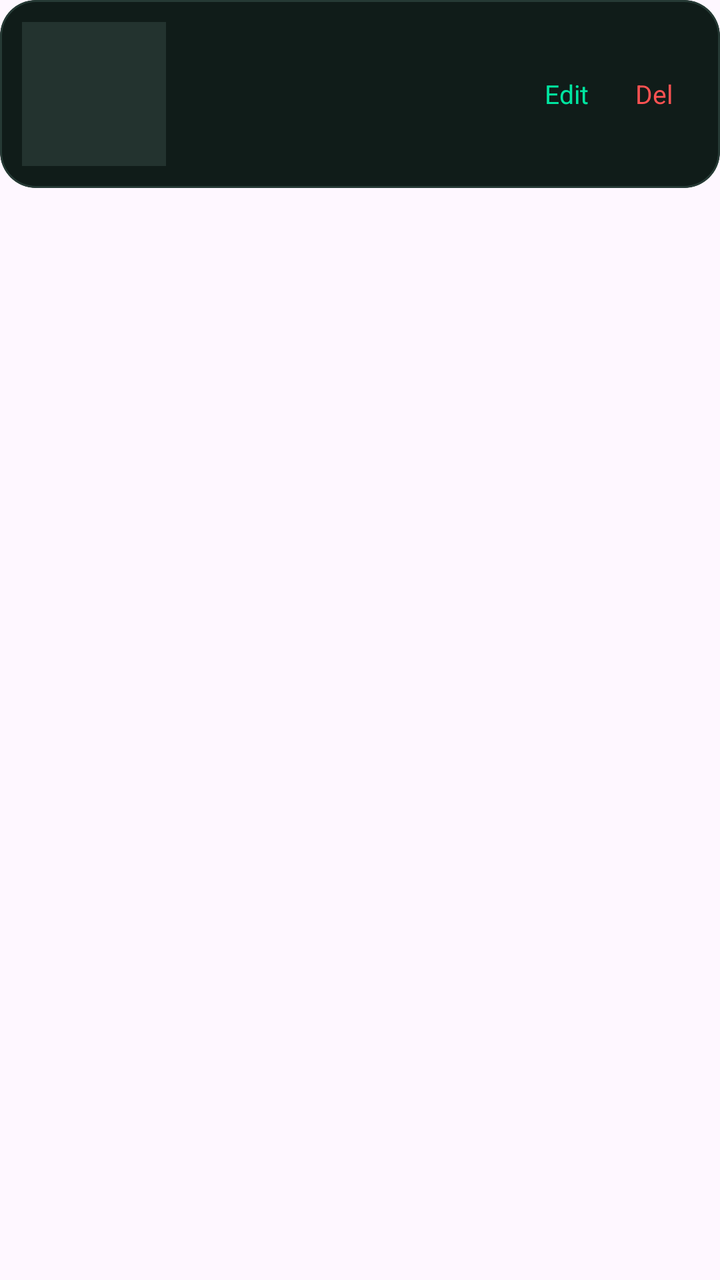
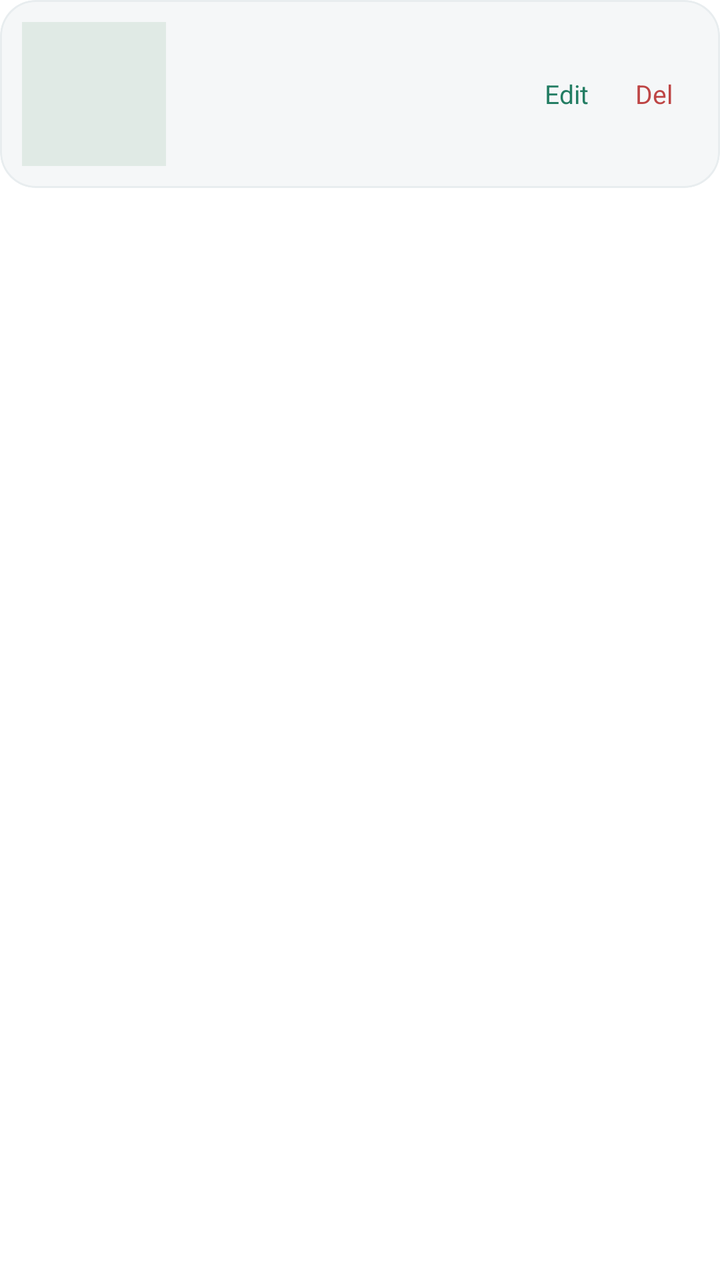

Before-and-after screenshots of an Android layout around one commit, followed by the original layout XML and the change that was made.
<!-- AndroidManifest.xml: application theme Theme.InspireFaceExample -->
<!-- res/layout/item_face_record.xml -->
<?xml version="1.0" encoding="utf-8"?>
<FrameLayout xmlns:android="http://schemas.android.com/apk/res/android"
    xmlns:app="http://schemas.android.com/apk/res-auto"
    android:layout_width="match_parent"
    android:layout_height="wrap_content"
    android:paddingBottom="10dp">

    <com.google.android.material.card.MaterialCardView
        android:layout_width="match_parent"
        android:layout_height="wrap_content"
        app:cardBackgroundColor="@color/home_surface"
        app:cardCornerRadius="18dp"
        app:cardElevation="0dp"
        app:strokeColor="@color/home_stroke"
        app:strokeWidth="1dp">

        <LinearLayout
            android:layout_width="match_parent"
            android:layout_height="wrap_content"
            android:gravity="center_vertical"
            android:minHeight="94dp"
            android:orientation="horizontal"
            android:padding="11dp">

            <ImageView
                android:id="@+id/faceCrop"
                android:layout_width="72dp"
                android:layout_height="72dp"
                android:background="@color/compare_ring_track"
                android:contentDescription="@string/stored_face_crop"
                android:scaleType="centerCrop" />

            <LinearLayout
                android:layout_width="0dp"
                android:layout_height="wrap_content"
                android:layout_marginStart="13dp"
                android:layout_weight="1"
                android:orientation="vertical">

                <TextView
                    android:id="@+id/faceName"
                    android:layout_width="match_parent"
                    android:layout_height="wrap_content"
                    android:maxLines="1"
                    android:textColor="@color/white"
                    android:textSize="16sp"
                    android:textStyle="bold" />

                <TextView
                    android:id="@+id/faceId"
                    android:layout_width="match_parent"
                    android:layout_height="wrap_content"
                    android:layout_marginTop="5dp"
                    android:textColor="@color/home_text_muted"
                    android:textSize="12sp" />
            </LinearLayout>

            <TextView
                android:id="@+id/btnEditFace"
                android:layout_width="44dp"
                android:layout_height="44dp"
                android:background="?attr/selectableItemBackgroundBorderless"
                android:clickable="true"
                android:focusable="true"
                android:gravity="center"
                android:text="@string/edit_short"
                android:textColor="@color/liveness_accent"
                android:textSize="13sp" />

            <TextView
                android:id="@+id/btnDeleteFace"
                android:layout_width="44dp"
                android:layout_height="44dp"
                android:background="?attr/selectableItemBackgroundBorderless"
                android:clickable="true"
                android:focusable="true"
                android:gravity="center"
                android:text="@string/delete_short"
                android:textColor="@color/liveness_fail"
                android:textSize="13sp" />
        </LinearLayout>
    </com.google.android.material.card.MaterialCardView>
</FrameLayout>
<!-- resources referenced by this layout -->
<resources>
  <color name="compare_ring_track">#FF23332F</color>
  <color name="home_stroke">#FF263A35</color>
  <color name="home_surface">#FF101C19</color>
  <color name="home_text_muted">#FF71847F</color>
  <color name="liveness_accent">#FF00E5A0</color>
  <color name="liveness_fail">#FFFF5252</color>
  <style name="Base.Theme.InspireFaceExample" parent="Theme.Material3.DayNight.NoActionBar">
          
          
      </style>
  <!-- unchanged entries left out for length: 5 -->
</resources>

<!-- the commit's change to res/layout/item_face_record.xml (unified diff, before → after) -->
@@ -42,7 +42,7 @@
                     android:layout_width="match_parent"
                     android:layout_height="wrap_content"
                     android:maxLines="1"
-                    android:textColor="@color/white"
+                    android:textColor="@color/home_text_primary"
                     android:textSize="16sp"
                     android:textStyle="bold" />
 
@@ -61,6 +61,7 @@
                 android:layout_height="44dp"
                 android:background="?attr/selectableItemBackgroundBorderless"
                 android:clickable="true"
+                android:stateListAnimator="@animator/plus_button_press"
                 android:focusable="true"
                 android:gravity="center"
                 android:text="@string/edit_short"
@@ -73,6 +74,7 @@
                 android:layout_height="44dp"
                 android:background="?attr/selectableItemBackgroundBorderless"
                 android:clickable="true"
+                android:stateListAnimator="@animator/plus_button_press"
                 android:focusable="true"
                 android:gravity="center"
                 android:text="@string/delete_short"
<!-- resource entries referenced after the edit -->
@@ -1,14 +1,100 @@
 <!-- resources referenced by this layout -->
 <resources>
-  <color name="compare_ring_track">#FF23332F</color>
-  <color name="home_stroke">#FF263A35</color>
-  <color name="home_surface">#FF101C19</color>
-  <color name="home_text_muted">#FF71847F</color>
-  <color name="liveness_accent">#FF00E5A0</color>
-  <color name="liveness_fail">#FFFF5252</color>
-  <style name="Base.Theme.InspireFaceExample" parent="Theme.Material3.DayNight.NoActionBar">
-          
-          
+  <color name="compare_ring_track">#E0EAE5</color>
+  <color name="home_stroke">#E8EDEF</color>
+  <color name="home_surface">#F5F7F8</color>
+  <color name="home_text_muted">#6D7A75</color>
+  <color name="home_text_primary">#192722</color>
+  <color name="liveness_accent">#237D63</color>
+  <color name="liveness_fail">#BE4545</color>
+  <style name="Base.Theme.InspireFaceExample" parent="Theme.Material3.Light.NoActionBar">
+          <item name="android:windowBackground">@color/home_background</item>
+          <item name="android:statusBarColor">@android:color/transparent</item>
+          <item name="android:navigationBarColor">@color/home_background</item>
+          <item name="android:windowLightStatusBar">true</item>
+          <item name="android:windowAnimationStyle">@style/AppWindowAnimation</item>
+          <item name="android:colorAccent">@color/liveness_accent</item>
+          <item name="colorPrimary">@color/liveness_accent</item>
+          <item name="colorOnPrimary">@color/white</item>
+          <item name="colorPrimaryContainer">@color/plus_accent_soft</item>
+          <item name="colorOnPrimaryContainer">@color/liveness_accent</item>
+          <item name="colorSecondary">@color/liveness_accent</item>
+          <item name="colorSecondaryContainer">@color/plus_accent_soft</item>
+          <item name="colorOnSecondaryContainer">@color/home_text_primary</item>
+          <item name="colorSurface">@color/home_background</item>
+          <item name="colorSurfaceVariant">@color/home_surface</item>
+          <item name="colorOnSurface">@color/home_text_primary</item>
+          <item name="colorOnSurfaceVariant">@color/home_text_secondary</item>
+          <item name="colorOutline">@color/home_stroke</item>
+          <item name="colorControlHighlight">#14237D63</item>
+          <item name="materialButtonStyle">@style/AppButton</item>
+          <item name="materialButtonOutlinedStyle">@style/AppButton.Outlined</item>
+          <item name="buttonBarPositiveButtonStyle">@style/AppButton.Text</item>
+          <item name="buttonBarNegativeButtonStyle">@style/AppButton.Text</item>
+          <item name="materialAlertDialogTheme">@style/ThemeOverlay.InspireFaceExample.PlusConsent</item>
+          <item name="shapeAppearanceSmallComponent">@style/AppShape.Small</item>
+          <item name="shapeAppearanceMediumComponent">@style/AppShape.Medium</item>
+          <item name="chipStyle">@style/AppChip</item>
+      </style>
+  <color name="home_background">#FFFFFF</color>
+  <style name="AppWindowAnimation" parent="@android:style/Animation.Activity">
+          <item name="android:activityOpenEnterAnimation">@anim/app_page_enter</item>
+          <item name="android:activityOpenExitAnimation">@anim/app_page_dim</item>
+          <item name="android:activityCloseEnterAnimation">@anim/app_page_return</item>
+          <item name="android:activityCloseExitAnimation">@anim/app_page_exit</item>
+      </style>
+  <color name="plus_accent_soft">#EDF6F1</color>
+  <color name="home_text_secondary">#64726E</color>
+  <style name="AppButton" parent="Widget.Material3.Button">
+          <item name="android:minHeight">48dp</item>
+          <item name="android:textAllCaps">false</item>
+          <item name="android:fontFamily">sans-serif-medium</item>
+          <item name="android:stateListAnimator">@animator/plus_button_press</item>
+          <item name="android:textColor">@color/app_button_text</item>
+          <item name="backgroundTint">@color/app_button_background</item>
+          <item name="cornerRadius">16dp</item>
+      </style>
+  <style name="AppButton.Outlined" parent="Widget.Material3.Button.OutlinedButton">
+          <item name="android:minHeight">48dp</item>
+          <item name="android:textAllCaps">false</item>
+          <item name="android:textColor">@color/app_control_text</item>
+          <item name="android:stateListAnimator">@animator/plus_button_press</item>
+          <item name="strokeColor">@color/home_stroke</item>
+          <item name="cornerRadius">16dp</item>
+      </style>
+  <style name="AppButton.Text" parent="Widget.Material3.Button.TextButton">
+          <item name="android:minHeight">48dp</item>
+          <item name="android:textAllCaps">false</item>
+          <item name="android:stateListAnimator">@animator/plus_button_press</item>
+          <item name="android:textColor">@color/app_control_text</item>
+      </style>
+  <style name="ThemeOverlay.InspireFaceExample.PlusConsent" parent="ThemeOverlay.Material3.MaterialAlertDialog">
+          <item name="colorSurface">@color/plus_background</item>
+          <item name="colorOnSurface">@color/plus_text</item>
+          <item name="colorOnSurfaceVariant">@color/plus_text_secondary</item>
+          <item name="colorPrimary">@color/plus_accent</item>
+          <item name="android:windowAnimationStyle">@style/PlusConsentWindowAnimation</item>
+          <item name="android:backgroundDimAmount">0.22</item>
+      </style>
+  <style name="AppShape.Small" parent="ShapeAppearance.Material3.SmallComponent">
+          <item name="cornerSize">12dp</item>
+      </style>
+  <style name="AppShape.Medium" parent="ShapeAppearance.Material3.MediumComponent">
+          <item name="cornerSize">22dp</item>
+      </style>
+  <style name="AppChip" parent="Widget.Material3.Chip.Filter">
+          <item name="chipBackgroundColor">@color/app_segment_background</item>
+          <item name="android:textColor">@color/app_control_text</item>
+          <item name="chipStrokeColor">@color/home_stroke</item>
+          <item name="android:stateListAnimator">@animator/plus_button_press</item>
+      </style>
+  <color name="plus_background">#FFFFFF</color>
+  <color name="plus_text">#192722</color>
+  <color name="plus_text_secondary">#64726E</color>
+  <color name="plus_accent">#237D63</color>
+  <style name="PlusConsentWindowAnimation">
+          <item name="android:windowEnterAnimation">@anim/plus_dialog_enter</item>
+          <item name="android:windowExitAnimation">@anim/plus_dialog_exit</item>
       </style>
   <!-- unchanged entries left out for length: 5 -->
 </resources>
